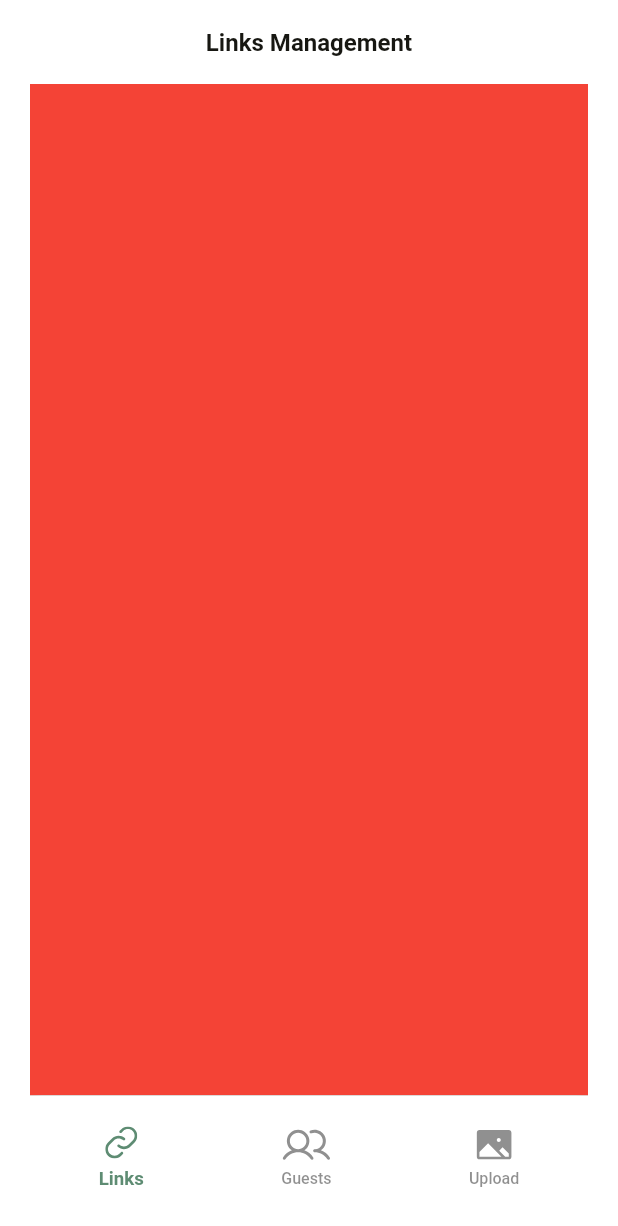
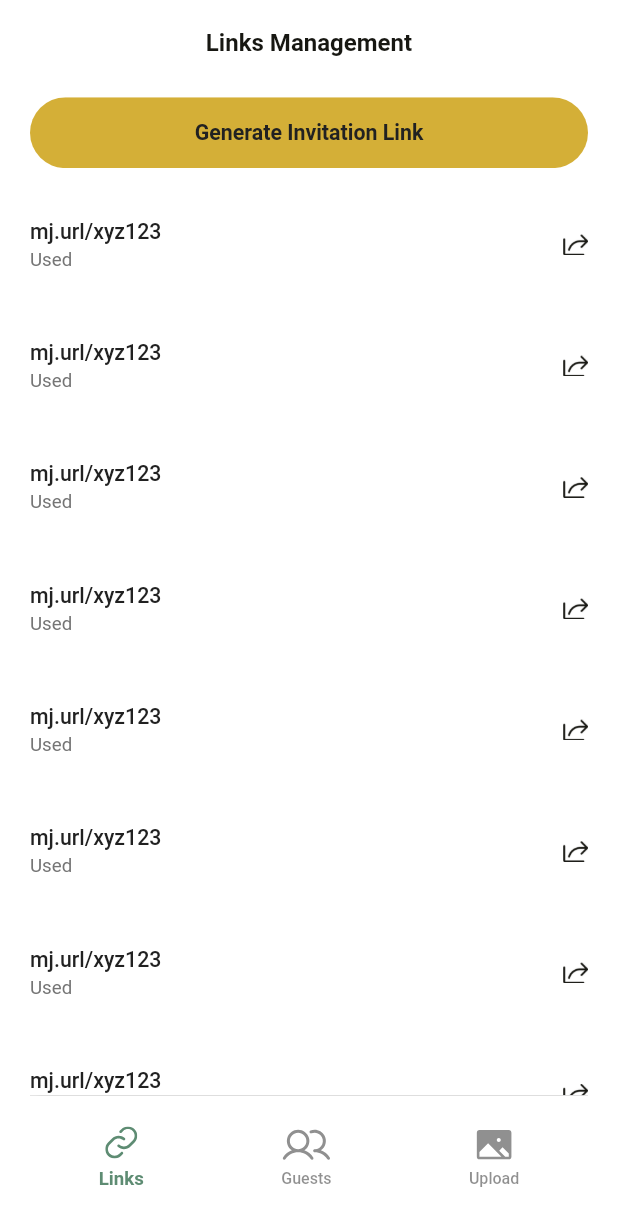
Before and after one commit to devpitch/mj25-mobile, a Flutter app: the DashboardView screen opened by its route, on a phone screen of 412 x 824 dp. Shown: the top 1226 px of the screen. Run offline on Flutter 3.47's test engine with Material 3 defaults, Android fonts, the phone set to English and light mode, and no system bars; drawn by our look-alikes of skeletonizer; our stand-ins replace another_flushbar, connectivity_plus, dio, flutter_hooks, flutter_image_compress, flutter_riverpod and 17 more; missing offline and left inert: syncfusion_flutter_barcodes; accounts and stored records are empty; Roboto replaces fonts that are missing (SFProDisplay).

```diff
--- a/lib/config/route/app_route.dart
+++ b/lib/config/route/app_route.dart
@@ -36,5 +36,11 @@ List<GetPage> appRouters() {
       transition: Transition.fadeIn,
       transitionDuration: Duration(milliseconds: 300),
     ),
+    GetPage(
+      name: AppRouter.linkInvitationView,
+      page: () => InvitationLinkScreen(),
+      transition: Transition.fadeIn,
+      transitionDuration: Duration(milliseconds: 300),
+    ),
   ];
 }
--- a/lib/config/route/route_mapping.dart
+++ b/lib/config/route/route_mapping.dart
@@ -3,5 +3,6 @@ class AppRouter {
   static const String landingPage = "/landing_page";
   static const String loginPage = "/login_page";
   static const String dashboardView = "/dashboard_view";
+  static const String linkInvitationView = "/link_invitation_view";
   static const String guestDetailsView = "/guest_details_view";
 }
--- a/lib/cores/utils/assets_mangment.dart
+++ b/lib/cores/utils/assets_mangment.dart
@@ -3,6 +3,7 @@ const String svgBaseUrl = 'assets/svgs/';
 
 class AppImage {
   static const String symbol = "${imageBaseUrl}symbol.png";
+  static const String refer = "${imageBaseUrl}refer.png";
   static const String check = "${imageBaseUrl}check.png";
   static const String guestUser = "${imageBaseUrl}guest-user.png";
   static const String checkTicked = "${imageBaseUrl}check-ticked.png";
@@ -14,6 +15,8 @@ class AppImage {
   static const String generateIcon = "${svgBaseUrl}generate.svg";
   static const String guestIcon = "${svgBaseUrl}guest.svg";
   static const String linkIcon = "${svgBaseUrl}link.svg";
+  static const String copyIcon = "${svgBaseUrl}copy.svg";
+  static const String deleteIcon = "${svgBaseUrl}delete.svg";
   static const String uploadIcon = "${svgBaseUrl}upload.svg";
   static const String attendanceIcon = "${svgBaseUrl}attendance.svg";
 }
--- a/lib/modules/dashboard/screens/dashboard_screens_exporter.dart
+++ b/lib/modules/dashboard/screens/dashboard_screens_exporter.dart
@@ -1,2 +1,3 @@
 export 'dashboard_view.dart';
 export 'guest_details_screen.dart';
+export 'invitation_link.dart';
--- a/lib/modules/dashboard/screens/dashboard_view.dart
+++ b/lib/modules/dashboard/screens/dashboard_view.dart
@@ -10,8 +10,8 @@ import 'package:hooks_riverpod/hooks_riverpod.dart';
 import '../widgets/dashboard_widgets_exporter.dart';
 
 final Map<String, Widget> viewMapper = {
-  "Links": Container(color: Colors.red),
-  "Guests": GuestListBuilder(),
+  "Links": const LinkListBuilder(),
+  "Guests": const GuestListBuilder(),
   "Upload": Container(color: Colors.green),
 };
 
--- a/lib/modules/dashboard/screens/guest_details_screen.dart
+++ b/lib/modules/dashboard/screens/guest_details_screen.dart
@@ -5,7 +5,6 @@ import 'package:event_handler/cores/utils/extensions.dart';
 import 'package:event_handler/cores/utils/hex_color.dart';
 import 'package:event_handler/cores/utils/icon_builder.dart';
 import 'package:event_handler/cores/widgets/custom_text.dart';
-import 'package:event_handler/modules/dashboard/provider/dashboard_provider.dart';
 import 'package:flutter/material.dart';
 import 'package:flutter_screenutil/flutter_screenutil.dart';
 import 'package:hooks_riverpod/hooks_riverpod.dart';
@@ -17,7 +16,7 @@ class GuestDetailsScreen extends ConsumerWidget {
 
   @override
   Widget build(BuildContext context, WidgetRef ref) {
-    final state = ref.watch(dashboardProvider);
+    // final state = ref.watch(dashboardProvider);
     return Scaffold(
       appBar: AppBar(
         title: CustomText(
@@ -27,7 +26,6 @@ class GuestDetailsScreen extends ConsumerWidget {
           color: HexColor("#171712"),
         ),
         centerTitle: true,
-        automaticallyImplyLeading: false,
       ),
       body: Container(
         height: context.deviceHeight,
--- a/lib/modules/dashboard/widgets/dashboard_widgets_exporter.dart
+++ b/lib/modules/dashboard/widgets/dashboard_widgets_exporter.dart
@@ -1,3 +1,4 @@
 export 'app_bottom_nav_box.dart';
 export 'guest_list_builder.dart';
 export 'guet_recent_scanned_builder.dart';
+export 'link_list_builder.dart';
--- /dev/null
+++ b/lib/modules/dashboard/widgets/link_list_builder.dart
@@ -0,0 +1,79 @@
+import 'package:event_handler/config/route/route_mapping.dart';
+import 'package:event_handler/config/theme/app_colors.dart';
+import 'package:event_handler/config/theme/app_theme.dart';
+import 'package:event_handler/cores/utils/assets_mangment.dart';
+import 'package:event_handler/cores/utils/icon_builder.dart';
+import 'package:event_handler/cores/widgets/custom_text.dart';
+import 'package:event_handler/cores/widgets/rydmie_button.dart';
+import 'package:flutter/material.dart';
+import 'package:flutter_screenutil/flutter_screenutil.dart';
+import 'package:get/get.dart';
+
+class LinkListBuilder extends StatelessWidget {
+  const LinkListBuilder({super.key});
+
+  @override
+  Widget build(BuildContext context) {
+    return Column(
+      children: [
+        10.verticalSpace,
+        EventButton(
+          width: double.infinity,
+          fillColor: context.contentSecondary,
+          textColor: context.contentPrimary,
+          text: "Generate Invitation Link",
+          onClick: () {},
+        ),
+        Expanded(
+          child: ListView.separated(
+            shrinkWrap: true,
+            padding: EdgeInsets.only(bottom: 100, top: 15),
+            itemBuilder: (cxt, index) => LinkItemBox(),
+            separatorBuilder: (_, __) => 10.verticalSpace,
+            itemCount: 15,
+          ),
+        ),
+      ],
+    );
+  }
+}
+
+class LinkItemBox extends StatelessWidget {
+  const LinkItemBox({super.key});
+
+  @override
+  Widget build(BuildContext context) {
+    return Container(
+      height: 72,
+      width: double.infinity,
+      alignment: Alignment.center,
+      child: Row(
+        crossAxisAlignment: CrossAxisAlignment.center,
+        mainAxisAlignment: MainAxisAlignment.spaceBetween,
+        children: [
+          Column(
+            crossAxisAlignment: CrossAxisAlignment.start,
+            mainAxisAlignment: MainAxisAlignment.center,
+            children: [
+              CustomText(
+                text: "mj.url/xyz123",
+                weight: FontWeight.w500,
+                color: ThemeColors.contentPrimary,
+                size: 16,
+              ),
+              CustomText(text: "Used", color: ThemeColors.contentTertiary),
+            ],
+          ),
+          10.horizontalSpace,
+          IconBuilder(
+            iconPath: AppImage.refer,
+            size: 14,
+            onTapped: () {
+              Get.toNamed(AppRouter.linkInvitationView);
+            },
+          ),
+        ],
+      ),
+    );
+  }
+}
```
Also changed, not shown: lib/cores/widgets/app_header.dart (added, +19 -0 lines), lib/modules/dashboard/screens/invitation_link.dart (added, +142 -0 lines), assets/svgs/copy.svg (added), assets/svgs/delete.svg (added).
